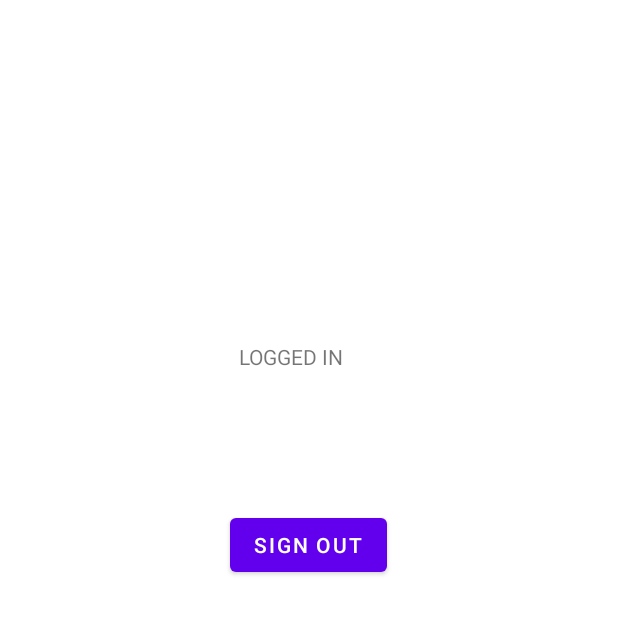
After one commit to wongliheng/covidsmartapp, an Android app: the LoggedIn screen opened directly, with no data from a screen before it, on a phone screen of 412 x 824 dp, the top half of it. The commit adds this screen. Run offline under Robolectric (Android 15) with nearby library versions, the phone set to English and light mode, and no system bars; our stand-ins replace Firebase (no records; nobody signed in at launch, a user with empty details on screens opened directly).

Commit message:
20/1/2022(2)

```diff
--- a/CovidSmartApp/app/src/main/AndroidManifest.xml
+++ b/CovidSmartApp/app/src/main/AndroidManifest.xml
@@ -11,6 +11,9 @@
         android:roundIcon="@mipmap/ic_launcher_round"
         android:supportsRtl="true"
         android:theme="@style/Theme.CovidSmartApp">
+        <activity
+            android:name=".LoggedIn"
+            android:exported="false" />
         <activity
             android:name=".RegisterPage"
             android:exported="false" />
--- /dev/null
+++ b/CovidSmartApp/app/src/main/java/com/covidsmartapp/LoggedIn.java
@@ -0,0 +1,33 @@
+package com.covidsmartapp;
+
+import androidx.appcompat.app.AppCompatActivity;
+
+import android.content.Intent;
+import android.os.Bundle;
+import android.view.View;
+import android.widget.Button;
+
+import com.google.firebase.auth.FirebaseAuth;
+
+public class LoggedIn extends AppCompatActivity {
+
+    private Button signout;
+    private FirebaseAuth mAuth;
+
+    @Override
+    protected void onCreate(Bundle savedInstanceState) {
+        super.onCreate(savedInstanceState);
+        setContentView(R.layout.activity_logged_in);
+
+        mAuth = FirebaseAuth.getInstance();
+
+        signout = findViewById(R.id.signout);
+        signout.setOnClickListener(new View.OnClickListener() {
+            @Override
+            public void onClick(View view) {
+                mAuth.signOut();
+                startActivity(new Intent(LoggedIn.this, LoginPage.class));
+            }
+        });
+    }
+}
--- a/CovidSmartApp/app/src/main/java/com/covidsmartapp/MainActivity.java
+++ b/CovidSmartApp/app/src/main/java/com/covidsmartapp/MainActivity.java
@@ -9,8 +9,8 @@ import android.widget.Button;
 
 public class MainActivity extends AppCompatActivity {
 
-    Button realtimeBtn;
-    Button loginBtn;
+    private Button realtimeBtn;
+    private Button loginBtn;
 
     @Override
     protected void onCreate(Bundle savedInstanceState) {
--- a/CovidSmartApp/app/src/main/java/com/covidsmartapp/RealtimePage.java
+++ b/CovidSmartApp/app/src/main/java/com/covidsmartapp/RealtimePage.java
@@ -20,7 +20,7 @@ import com.toptoche.searchablespinnerlibrary.SearchableSpinner;
 
 public class RealtimePage extends AppCompatActivity {
 
-    String country;
+    private String country;
 
     @Override
     protected void onCreate(Bundle savedInstanceState) {
--- /dev/null
+++ b/CovidSmartApp/app/src/main/res/layout/activity_logged_in.xml
@@ -0,0 +1,30 @@
+<?xml version="1.0" encoding="utf-8"?>
+<androidx.constraintlayout.widget.ConstraintLayout xmlns:android="http://schemas.android.com/apk/res/android"
+    xmlns:app="http://schemas.android.com/apk/res-auto"
+    xmlns:tools="http://schemas.android.com/tools"
+    android:layout_width="match_parent"
+    android:layout_height="match_parent"
+    tools:context=".LoggedIn">
+
+    <TextView
+        android:id="@+id/textView"
+        android:layout_width="wrap_content"
+        android:layout_height="wrap_content"
+        android:layout_marginTop="228dp"
+        android:text="LOGGED IN"
+        app:layout_constraintEnd_toEndOf="parent"
+        app:layout_constraintHorizontal_bias="0.466"
+        app:layout_constraintStart_toStartOf="parent"
+        app:layout_constraintTop_toTopOf="parent" />
+
+    <Button
+        android:id="@+id/signout"
+        android:layout_width="wrap_content"
+        android:layout_height="wrap_content"
+        android:layout_marginTop="92dp"
+        android:text="Sign out"
+        app:layout_constraintEnd_toEndOf="parent"
+        app:layout_constraintHorizontal_bias="0.498"
+        app:layout_constraintStart_toStartOf="parent"
+        app:layout_constraintTop_toBottomOf="@+id/textView" />
+</androidx.constraintlayout.widget.ConstraintLayout>
```
Also changed, not shown: CovidSmartApp/app/src/main/java/com/covidsmartapp/LoginPage.java (+55 -2 lines).
